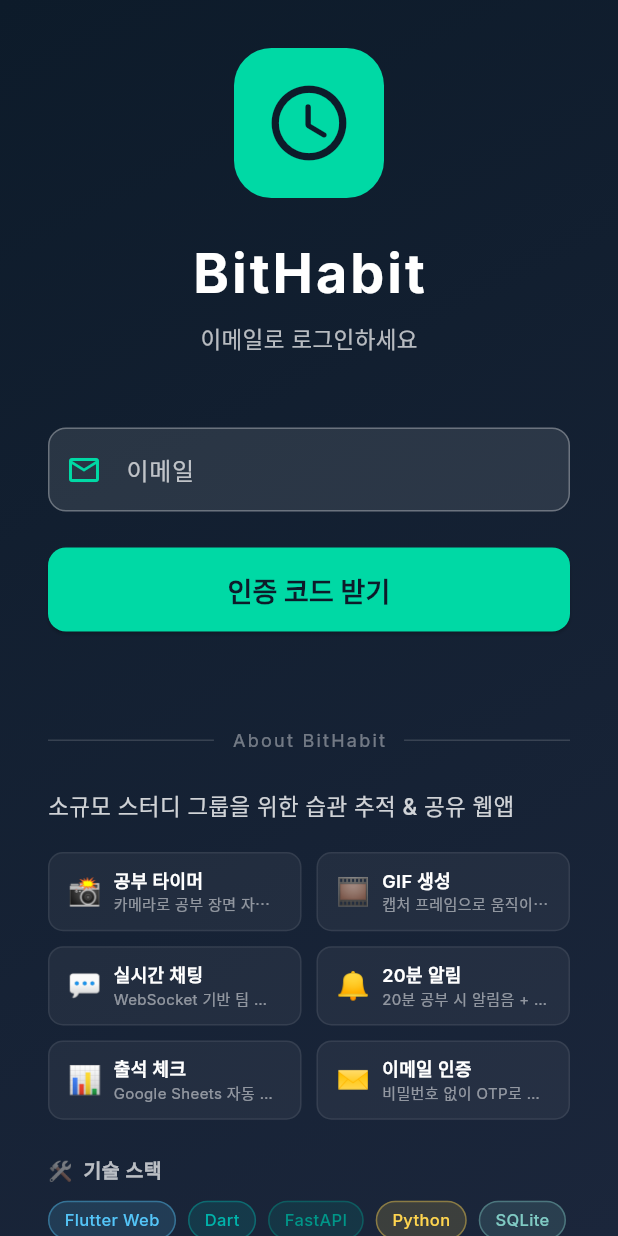
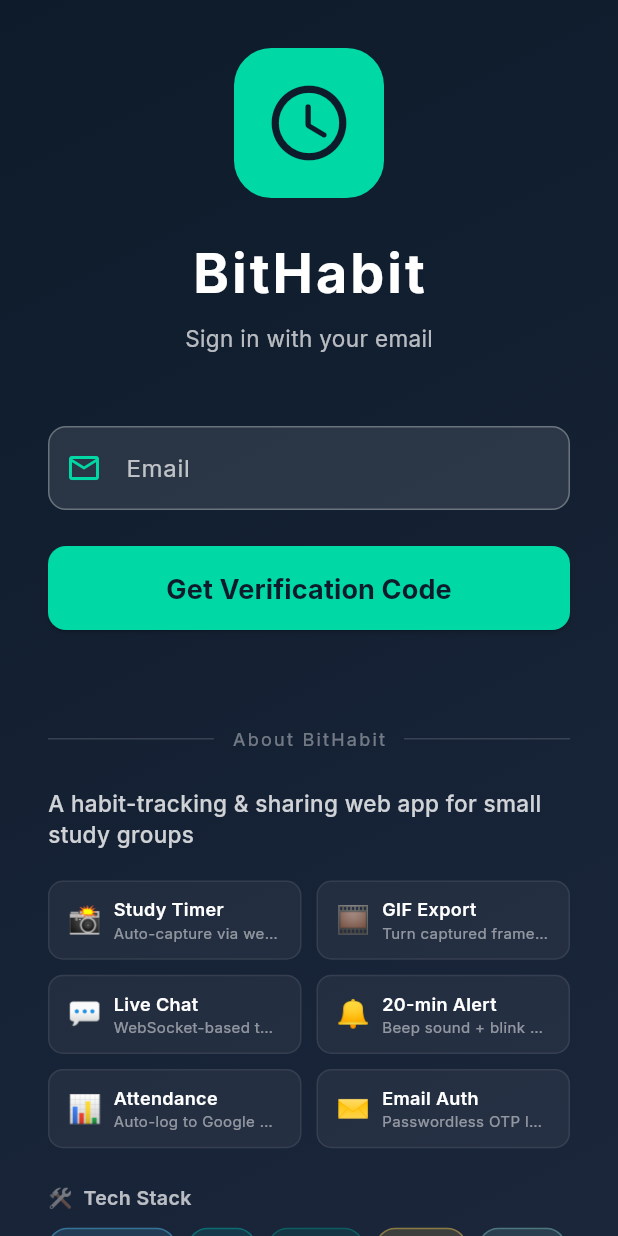
Before and after one commit to bookseal/bithabit, a Flutter app: the screen it shows after launch, on a phone screen of 412 x 824 dp. Run offline on Flutter 3.47's test engine with Material 3 defaults, Android fonts, the light colour scheme and no system bars; our stand-ins replace google_fonts, shared_preferences; missing offline and left inert: dart:html, dart:js, dart:ui_web.

Commit message:
i18n: convert all UI text and API messages to English

```diff
--- a/lib/screens/chat_screen.dart
+++ b/lib/screens/chat_screen.dart
@@ -167,7 +167,7 @@
     } catch (e) {
       if (mounted) {
         ScaffoldMessenger.of(context).showSnackBar(
-          SnackBar(content: Text('전송 실패: $e')),
+          SnackBar(content: Text('Send failed: $e')),
         );
       }
     } finally {
@@ -220,12 +220,12 @@
           IconButton(
             icon: const Icon(Icons.refresh, color: Colors.white54),
             onPressed: _loadMessages,
-            tooltip: '새로고침',
+            tooltip: 'Refresh',
           ),
           IconButton(
             icon: const Icon(Icons.logout, color: Colors.white54),
             onPressed: _logout,
-            tooltip: '로그아웃',
+            tooltip: 'Logout',
           ),
         ],
       ),
@@ -240,7 +240,7 @@
               child: ElevatedButton.icon(
                 onPressed: _startHabit,
                 icon: const Icon(Icons.play_circle_fill),
-                label: const Text('습관 시작', style: TextStyle(fontSize: 16, fontWeight: FontWeight.bold)),
+                label: const Text('Start Session', style: TextStyle(fontSize: 16, fontWeight: FontWeight.bold)),
                 style: ElevatedButton.styleFrom(
                   backgroundColor: const Color(0xFF00D9A5),
                   foregroundColor: const Color(0xFF0D1B2A),
@@ -262,7 +262,7 @@
                             Icon(Icons.chat_bubble_outline, size: 64, color: Colors.white.withOpacity(0.3)),
                             const SizedBox(height: 16),
                             Text(
-                              '아직 메시지가 없습니다\n첫 메시지를 보내보세요!',
+                              'No messages yet\nSend the first one!',
                               textAlign: TextAlign.center,
                               style: TextStyle(color: Colors.white.withOpacity(0.5), fontSize: 16),
                             ),
@@ -387,7 +387,7 @@
             ),
           ),
           const SizedBox(width: 12),
-          Expanded(child: Text('GIF 전송 대기 중', style: TextStyle(color: Colors.white.withOpacity(0.7)))),
+          Expanded(child: Text('GIF ready to send', style: TextStyle(color: Colors.white.withOpacity(0.7)))),
           IconButton(
             icon: const Icon(Icons.close, color: Colors.red),
             onPressed: _cancelPendingGif,
@@ -409,7 +409,7 @@
                 controller: _textController,
                 style: const TextStyle(color: Colors.white),
                 decoration: InputDecoration(
-                  hintText: '메시지를 입력하세요...',
+                  hintText: 'Type a message...',
                   hintStyle: TextStyle(color: Colors.white.withOpacity(0.4)),
                   border: OutlineInputBorder(
                     borderRadius: BorderRadius.circular(24),
--- a/lib/screens/home_screen.dart
+++ b/lib/screens/home_screen.dart
@@ -182,9 +182,9 @@
         startTime: _startTime!,
         durationMs: _durationMs,
       );
-      _showSnackBar('출석체크 완료!', isSuccess: true);
+      _showSnackBar('Attendance logged!', isSuccess: true);
     } catch (e) {
-      _showSnackBar('출석체크 오류: $e');
+      _showSnackBar('Attendance error: $e');
     }
 
     // GIF 생성
@@ -220,7 +220,7 @@
     try {
       await _cameraService.switchCamera();
     } catch (e) {
-      _showSnackBar('카메라 전환 오류: $e');
+      _showSnackBar('Camera switch error: $e');
     }
   }
 
@@ -325,7 +325,7 @@
         debugPrint('[HomeScreen] ✅ GIF 생성 완료!');
       } else {
         debugPrint('[HomeScreen] ❌ GIF 생성 실패 (null 반환)');
-        _showSnackBar('GIF 생성에 실패했습니다.');
+        _showSnackBar('GIF generation failed.');
       }
     } catch (e, stackTrace) {
       debugPrint('[HomeScreen] ❌ GIF 생성 예외: $e');
@@ -333,7 +333,7 @@
       setState(() {
         _isCreatingGif = false;
       });
-      _showSnackBar('GIF 생성 오류: $e');
+      _showSnackBar('GIF error: $e');
     }
   }
 
@@ -391,7 +391,7 @@
           CircularProgressIndicator(color: Color(0xFF00D9A5)),
           SizedBox(height: 16),
           Text(
-            '카메라 초기화 중...',
+            'Initializing camera...',
             style: TextStyle(color: Colors.white70),
           ),
         ],
@@ -414,7 +414,7 @@
             ),
             const SizedBox(height: 16),
             Text(
-              _errorMessage ?? '알 수 없는 오류',
+              _errorMessage ?? 'Unknown error',
               style: const TextStyle(color: Colors.white70),
               textAlign: TextAlign.center,
             ),
@@ -422,14 +422,14 @@
             ElevatedButton.icon(
               onPressed: _initializeCamera,
               icon: const Icon(Icons.refresh),
-              label: const Text('다시 시도'),
+              label: const Text('Retry'),
             ),
             const SizedBox(height: 16),
             // 채팅방 바로가기
             OutlinedButton.icon(
               onPressed: () => _goToChat(),
               icon: const Icon(Icons.chat_bubble_outline),
-              label: const Text('채팅방 바로가기'),
+              label: const Text('Go to Chat'),
               style: OutlinedButton.styleFrom(
                 foregroundColor: const Color(0xFF00D9A5),
                 side: const BorderSide(color: Color(0xFF00D9A5)),
@@ -552,13 +552,13 @@
             IconButton(
               onPressed: () => _goToChat(),
               icon: const Icon(Icons.chat_bubble_outline, color: Color(0xFF00D9A5)),
-              tooltip: '채팅방',
+              tooltip: 'Chat',
             ),
             // 로그아웃 버튼
             IconButton(
               onPressed: _logout,
               icon: const Icon(Icons.logout, color: Colors.white54),
-              tooltip: '로그아웃',
+              tooltip: 'Logout',
             ),
           ],
         ),
@@ -571,8 +571,8 @@
     return TextField(
       controller: _dailyGoalController,
       decoration: const InputDecoration(
-        labelText: '오늘 공부 목표',
-        hintText: '오늘은 무엇을 공부할까요? (선택)',
+        labelText: "Today's Goal",
+        hintText: 'What are you studying today? (Optional)',
         prefixIcon: Icon(Icons.flag_outlined),
       ),
       enabled: _captureState == CaptureState.idle,
@@ -589,7 +589,7 @@
         borderRadius: BorderRadius.circular(20),
       ),
       child: Text(
-        '캡처된 이미지: ${_captureService.capturedCount}장',
+        'Captured: ${_captureService.capturedCount} frames',
         style: GoogleFonts.inter(
           color: Colors.white70,
           fontSize: 14,
@@ -605,7 +605,7 @@
       child: Column(
         children: [
           Text(
-            'GIF 생성 중... ${(_gifProgress * 100).toInt()}%',
+            'Creating GIF... ${(_gifProgress * 100).toInt()}%',
             style: GoogleFonts.inter(color: Colors.white70),
           ),
           const SizedBox(height: 8),
@@ -650,7 +650,7 @@
             ElevatedButton.icon(
               onPressed: () => _goToChat(gifBase64: _gifDataUrl),
               icon: const Icon(Icons.share_rounded),
-              label: const Text('채팅방 공유'),
+              label: const Text('Share to Chat'),
               style: ElevatedButton.styleFrom(
                 backgroundColor: const Color(0xFF4ECDC4),
                 foregroundColor: const Color(0xFF0D1B2A),
@@ -677,13 +677,13 @@
         children: [
           Text(
             isIphone
-                ? '1. 위의 움직이는 사진을 오래 누르고 "사진 앱에 저장" 클릭'
-                : '1. 아래의 다운로드 버튼을 눌러 움직이는 사진을 다운로드',
+                ? '1. Long-press the GIF above and tap "Save to Photos"'
+                : '1. Tap the Download button below to save the GIF',
             style: GoogleFonts.inter(color: Colors.white70, fontSize: 14),
           ),
           const SizedBox(height: 8),
           Text(
-            '2. 카카오톡앱 실행 후 해당 오픈채팅방에 움직이는 사진 전송',
+            '2. Share the GIF in your group chat',
             style: GoogleFonts.inter(color: Colors.white70, fontSize: 14),
           ),
         ],
--- a/lib/screens/login_screen.dart
+++ b/lib/screens/login_screen.dart
@@ -38,7 +38,7 @@
   Future<void> _handleSendOtp() async {
     final email = _emailController.text.trim();
     if (email.isEmpty || !email.contains('@')) {
-      setState(() => _errorMessage = '올바른 이메일을 입력해주세요');
+      setState(() => _errorMessage = 'Please enter a valid email');
       return;
     }
 
@@ -53,7 +53,7 @@
     } on Exception catch (e) {
       final msg = e.toString().replaceAll('Exception: ', '');
       // 가입되지 않은 이메일 → 회원가입 단계로
-      if (msg.contains('가입되지 않은')) {
+      if (msg.contains('not registered') || msg.contains('가입되지 않은')) {
         // 이메일 @ 앞부분을 닉네임 기본값으로 설정
         final email = _emailController.text.trim();
         _usernameController.text = email.split('@').first;
@@ -70,7 +70,7 @@
   Future<void> _handleVerifyOtp() async {
     final otp = _otpController.text.trim();
     if (otp.length != 6) {
-      setState(() => _errorMessage = '6자리 인증 코드를 입력해주세요');
+      setState(() => _errorMessage = 'Please enter the 6-digit code');
       return;
     }
 
@@ -104,7 +104,7 @@
     final email = _emailController.text.trim();
 
     if (username.length < 2) {
-      setState(() => _errorMessage = '닉네임은 2자 이상이어야 합니다');
+      setState(() => _errorMessage = 'Nickname must be at least 2 characters');
       return;
     }
 
@@ -233,7 +233,7 @@
                               _otpController.clear();
                             }),
                             child: Text(
-                              '← 이메일 다시 입력',
+                              '← Back to email',
                               style: TextStyle(
                                 color: Colors.white.withOpacity(0.6),
                               ),
@@ -259,16 +259,16 @@
 
   /// 단계별 자막
   String get _stepSubtitle => switch (_step) {
-        _LoginStep.email => '이메일로 로그인하세요',
-        _LoginStep.otp => '이메일로 발송된 코드를 입력하세요',
-        _LoginStep.register => '처음이시군요! 닉네임을 입력해주세요',
+        _LoginStep.email => 'Sign in with your email',
+        _LoginStep.otp => 'Enter the code sent to your email',
+        _LoginStep.register => 'Welcome! Choose a nickname',
       };
 
   /// 단계별 버튼 라벨
   String get _buttonLabel => switch (_step) {
-        _LoginStep.email => '인증 코드 받기',
-        _LoginStep.otp => '로그인',
-        _LoginStep.register => '가입 후 인증 코드 받기',
+        _LoginStep.email => 'Get Verification Code',
+        _LoginStep.otp => 'Sign In',
+        _LoginStep.register => 'Sign Up & Get Code',
       };
 
   /// 단계별 메인 액션
@@ -283,7 +283,7 @@
     return switch (_step) {
       _LoginStep.email => _buildTextField(
           controller: _emailController,
-          label: '이메일',
+          label: 'Email',
           hint: 'example@gmail.com',
           icon: Icons.email_outlined,
           keyboardType: TextInputType.emailAddress,
@@ -291,7 +291,6 @@
         ),
       _LoginStep.otp => Column(
           children: [
-            // 발송된 이메일 표시
             Container(
               padding: const EdgeInsets.all(12),
               decoration: BoxDecoration(
@@ -307,7 +306,7 @@
                   const SizedBox(width: 8),
                   Expanded(
                     child: Text(
-                      '${_emailController.text} 로 코드를 보냈습니다',
+                      'Code sent to ${_emailController.text}',
                       style: TextStyle(
                         color: Colors.white.withOpacity(0.8),
                         fontSize: 13,
@@ -320,7 +319,7 @@
             const SizedBox(height: 16),
             _buildTextField(
               controller: _otpController,
-              label: '인증 코드 6자리',
+              label: 'Verification Code',
               hint: '000000',
               icon: Icons.lock_outline,
               keyboardType: TextInputType.number,
@@ -333,7 +332,7 @@
           children: [
             _buildTextField(
               controller: _emailController,
-              label: '이메일',
+              label: 'Email',
               hint: 'example@gmail.com',
               icon: Icons.email_outlined,
               keyboardType: TextInputType.emailAddress,
@@ -342,8 +341,8 @@
             const SizedBox(height: 16),
             _buildTextField(
               controller: _usernameController,
-              label: '닉네임',
-              hint: '2자 이상 입력해주세요',
+              label: 'Nickname',
+              hint: 'At least 2 characters',
               icon: Icons.person_outline,
               onSubmit: _handleRegister,
             ),
@@ -451,7 +450,7 @@
           ),
           const SizedBox(height: 24),
           Text(
-            '소규모 스터디 그룹을 위한 습관 추적 & 공유 웹앱',
+            'A habit-tracking & sharing web app for small study groups',
             style: TextStyle(
               color: Colors.white.withOpacity(0.8),
               fontSize: 15,
@@ -472,7 +471,7 @@
                   size: 14, color: Colors.white.withOpacity(0.35)),
               const SizedBox(width: 6),
               Text(
-                '5명의 스터디 그룹이 실제로 사용 중 · v1.0.0',
+                'Used by a 5-member study group · v1.0.0',
                 style: TextStyle(
                   color: Colors.white.withOpacity(0.35),
                   fontSize: 12,
@@ -487,12 +486,12 @@
 
   Widget _buildFeatureGrid() {
     final features = [
-      ('📸', '공부 타이머', '카메라로 공부 장면 자동 캡처'),
-      ('🎞', 'GIF 생성', '캡처 프레임으로 움직이는 사진 변환'),
-      ('💬', '실시간 채팅', 'WebSocket 기반 팀 채팅 & GIF 공유'),
-      ('🔔', '20분 알림', '20분 공부 시 알림음 + 화면 깜빡임'),
-      ('📊', '출석 체크', 'Google Sheets 자동 기록'),
-      ('✉️', '이메일 인증', '비밀번호 없이 OTP로 로그인'),
+      ('📸', 'Study Timer', 'Auto-capture via webcam while studying'),
+      ('🎞', 'GIF Export', 'Turn captured frames into animated GIF'),
+      ('💬', 'Live Chat', 'WebSocket-based team chat & GIF sharing'),
+      ('🔔', '20-min Alert', 'Beep sound + blink after 20 minutes'),
+      ('📊', 'Attendance', 'Auto-log to Google Sheets on stop'),
+      ('✉️', 'Email Auth', 'Passwordless OTP login, no password'),
     ];
 
     return GridView.count(
@@ -546,7 +545,7 @@
     return Column(
       crossAxisAlignment: CrossAxisAlignment.start,
       children: [
-        Text('🛠  기술 스택',
+        Text('🛠  Tech Stack',
             style: TextStyle(
                 color: Colors.white.withOpacity(0.7),
                 fontSize: 13,
@@ -588,7 +587,7 @@
     return Column(
       crossAxisAlignment: CrossAxisAlignment.start,
       children: [
-        Text('🔄  데이터 흐름',
+        Text('🔄  Data Flow',
             style: TextStyle(
                 color: Colors.white.withOpacity(0.7),
                 fontSize: 13,
@@ -605,13 +604,13 @@
           child: Column(
             crossAxisAlignment: CrossAxisAlignment.start,
             children: [
-              _buildFlowRow('로그인', '이메일 입력 → OTP 발송 → 코드 입력 → 인증 완료'),
+              _buildFlowRow('Login', 'Email → OTP sent → Enter code → JWT issued'),
               const SizedBox(height: 6),
-              _buildFlowRow('공부 시작', '웹캠 ON → 5초마다 프레임 캡처 → 타이머 측정'),
+              _buildFlowRow('Start', 'Webcam ON → Capture every 5s → Timer running'),
               const SizedBox(height: 6),
-              _buildFlowRow('공부 종료', 'Google Sheets 출석 기록 → GIF 생성'),
+              _buildFlowRow('Stop', 'Google Sheets log → GIF generation'),
               const SizedBox(height: 6),
-              _buildFlowRow('채팅 공유', 'POST /api/messages → WebSocket broadcast'),
+              _buildFlowRow('Share', 'POST /api/messages → WebSocket broadcast'),
             ],
           ),
         ),
```
